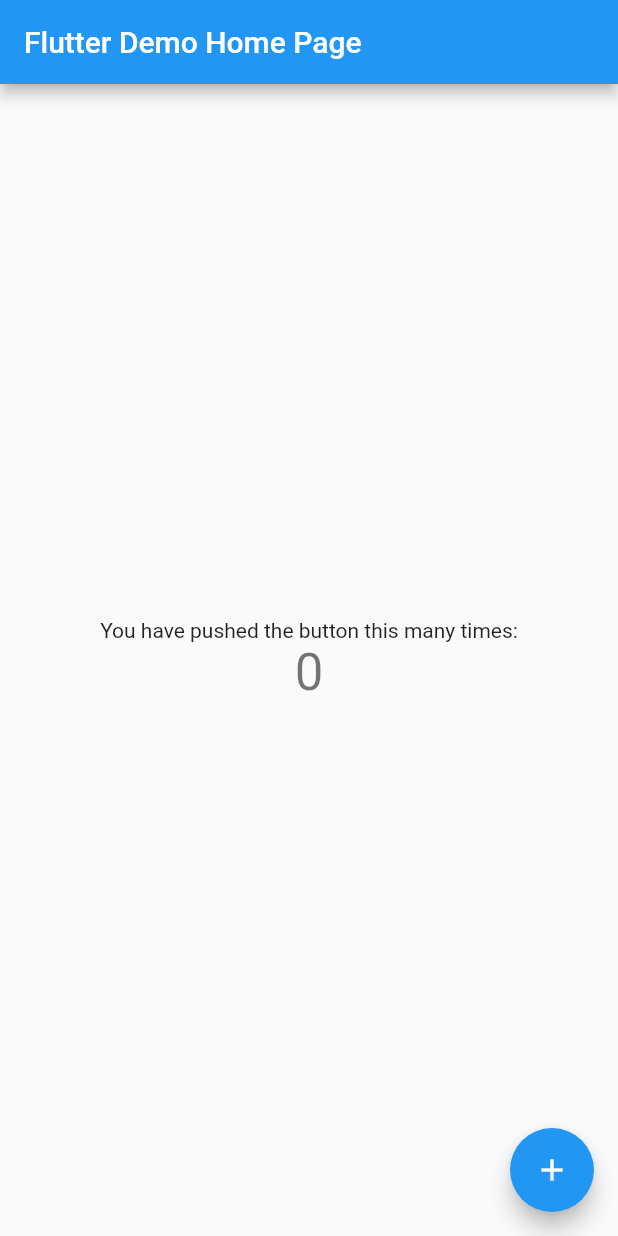
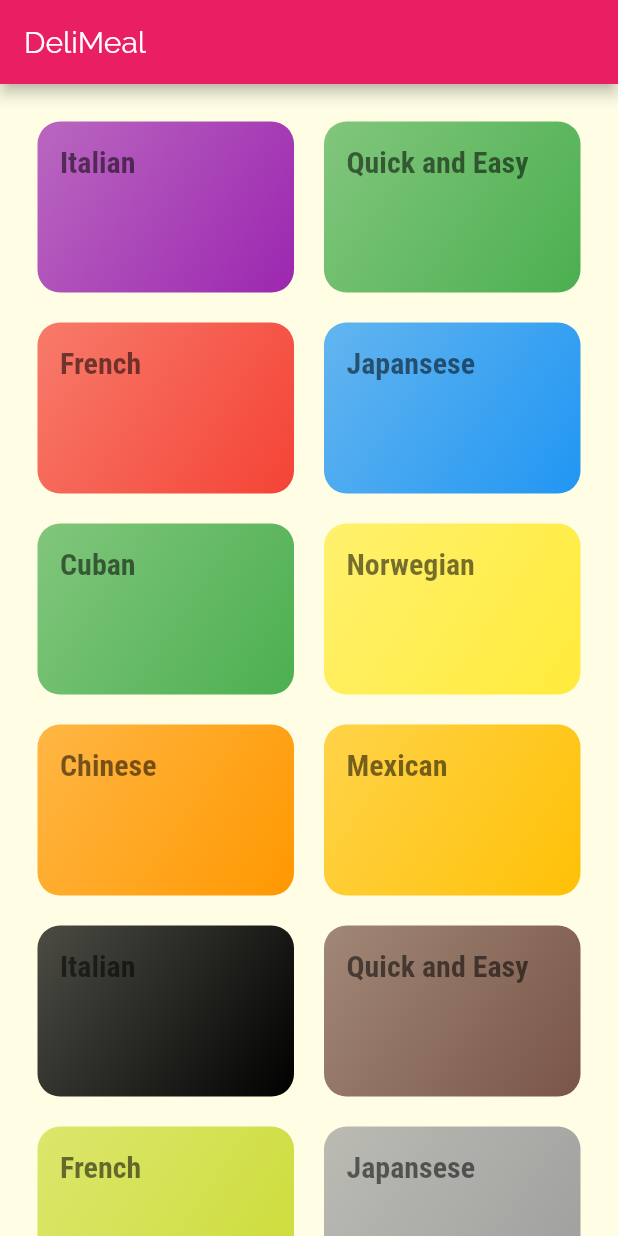
Before and after one commit to Schow94/flutter_meals, a Flutter app: the screen it shows after launch, on a phone screen of 412 x 824 dp. Run offline on Flutter 3.47's test engine with Material 2 defaults, Android fonts, the phone set to English and light mode, and no system bars.

Commit message:
Style GridView

```diff
--- /dev/null
+++ b/lib/categories_screen.dart
@@ -0,0 +1,29 @@
+import 'package:flutter/material.dart';
+
+import './dummy_data.dart';
+import './category_item.dart';
+
+class CategoriesScreen extends StatelessWidget {
+  @override
+  Widget build(BuildContext context) {
+    return Scaffold(
+      appBar: AppBar(
+        title: Text('DeliMeal'),
+      ),
+      body: GridView(
+        padding: const EdgeInsets.all(25),
+        children: DUMMY_CATEGORIES
+            .map(
+              (catData) => CategoryItem(catData.title, catData.color),
+            )
+            .toList(),
+        gridDelegate: SliverGridDelegateWithMaxCrossAxisExtent(
+          maxCrossAxisExtent: 200,
+          childAspectRatio: 3 / 2,
+          crossAxisSpacing: 20,
+          mainAxisSpacing: 20,
+        ),
+      ),
+    );
+  }
+}
--- /dev/null
+++ b/lib/category_item.dart
@@ -0,0 +1,30 @@
+import 'package:flutter/material.dart';
+
+class CategoryItem extends StatelessWidget {
+  final String title;
+  final Color color;
+
+  CategoryItem(this.title, this.color);
+
+  @override
+  Widget build(BuildContext context) {
+    return Container(
+      padding: const EdgeInsets.all(15),
+      child: Text(
+        title,
+        style: Theme.of(context).textTheme.headline1,
+      ),
+      decoration: BoxDecoration(
+        gradient: LinearGradient(
+          colors: [
+            color.withOpacity(0.7),
+            color,
+          ],
+          begin: Alignment.topLeft,
+          end: Alignment.bottomRight,
+        ),
+        borderRadius: BorderRadius.circular(15),
+      ),
+    );
+  }
+}
--- /dev/null
+++ b/lib/dummy_data.dart
@@ -0,0 +1,86 @@
+import 'package:flutter/material.dart';
+
+import './models/category.dart';
+
+const DUMMY_CATEGORIES = const [
+  Category(
+    id: 'c1',
+    title: 'Italian',
+    color: Colors.purple,
+  ),
+  Category(
+    id: 'c2',
+    title: 'Quick and Easy',
+    color: Colors.green,
+  ),
+  Category(
+    id: 'c3',
+    title: 'French',
+    color: Colors.red,
+  ),
+  Category(
+    id: 'c4',
+    title: 'Japansese',
+    color: Colors.blue,
+  ),
+  Category(
+    id: 'c5',
+    title: 'Cuban',
+    color: Colors.green,
+  ),
+  Category(
+    id: 'c5',
+    title: 'Norwegian',
+    color: Colors.yellow,
+  ),
+  Category(
+    id: 'c6',
+    title: 'Chinese',
+    color: Colors.orange,
+  ),
+  Category(
+    id: 'c7',
+    title: 'Mexican',
+    color: Colors.amber,
+  ),
+  Category(
+    id: 'c8',
+    title: 'Italian',
+    color: Colors.black,
+  ),
+  Category(
+    id: 'c1',
+    title: 'Quick and Easy',
+    color: Colors.brown,
+  ),
+  Category(
+    id: 'c1',
+    title: 'French',
+    color: Colors.lime,
+  ),
+  Category(
+    id: 'c9',
+    title: 'Japansese',
+    color: Colors.grey,
+  ),
+  Category(
+    id: 'c10',
+    title: 'Cuban',
+    color: Colors.lightGreen,
+  ),
+  Category(
+    id: 'c11',
+    title: 'Norwegian',
+    color: Colors.teal,
+  ),
+  Category(
+    id: 'c12',
+    title: 'Chinese',
+    color: Colors.cyan,
+  ),
+  Category(
+    id: 'c13',
+    title: 'Mexican',
+    color: Colors.indigo,
+  ),
+];
--- a/lib/main.dart
+++ b/lib/main.dart
@@ -1,117 +1,34 @@
 import 'package:flutter/material.dart';
+// import 'dart:ui';
+import './categories_screen.dart';
 
-void main() {
-  runApp(MyApp());
-}
+void main() => runApp(MyApp());
 
 class MyApp extends StatelessWidget {
-  // This widget is the root of your application.
   @override
   Widget build(BuildContext context) {
     return MaterialApp(
-      title: 'Flutter Demo',
+      title: 'DeliMeals',
       theme: ThemeData(
-        // This is the theme of your application.
-        //
-        // Try running your application with "flutter run". You'll see the
-        // application has a blue toolbar. Then, without quitting the app, try
-        // changing the primarySwatch below to Colors.green and then invoke
-        // "hot reload" (press "r" in the console where you ran "flutter run",
-        // or simply save your changes to "hot reload" in a Flutter IDE).
-        // Notice that the counter didn't reset back to zero; the application
-        // is not restarted.
-        primarySwatch: Colors.blue,
-        // This makes the visual density adapt to the platform that you run
-        // the app on. For desktop platforms, the controls will be smaller and
-        // closer together (more dense) than on mobile platforms.
-        visualDensity: VisualDensity.adaptivePlatformDensity,
+        primarySwatch: Colors.pink,
+        accentColor: Colors.amber,
+        canvasColor: Color.fromRGBO(255, 254, 229, 1),
+        fontFamily: 'Raleway',
+        textTheme: ThemeData.light().textTheme.copyWith(
+              bodyText1: TextStyle(
+                color: Color.fromRGBO(20, 51, 51, 1),
+              ),
+              bodyText2: TextStyle(
+                color: Color.fromRGBO(20, 51, 51, 1),
+              ),
+              headline1: TextStyle(
+                fontSize: 20,
+                fontFamily: 'RobotoCondensed',
+                fontWeight: FontWeight.bold,
+              ),
+            ),
       ),
-      home: MyHomePage(title: 'Flutter Demo Home Page'),
+      home: CategoriesScreen(),
     );
   }
 }
-
-class MyHomePage extends StatefulWidget {
-  MyHomePage({Key key, this.title}) : super(key: key);
-
-  // This widget is the home page of your application. It is stateful, meaning
-  // that it has a State object (defined below) that contains fields that affect
-  // how it looks.
-
-  // This class is the configuration for the state. It holds the values (in this
-  // case the title) provided by the parent (in this case the App widget) and
-  // used by the build method of the State. Fields in a Widget subclass are
-  // always marked "final".
-
-  final String title;
-
-  @override
-  _MyHomePageState createState() => _MyHomePageState();
-}
-
-class _MyHomePageState extends State<MyHomePage> {
-  int _counter = 0;
-
-  void _incrementCounter() {
-    setState(() {
-      // This call to setState tells the Flutter framework that something has
-      // changed in this State, which causes it to rerun the build method below
-      // so that the display can reflect the updated values. If we changed
-      // _counter without calling setState(), then the build method would not be
-      // called again, and so nothing would appear to happen.
-      _counter++;
-    });
-  }
-
-  @override
-  Widget build(BuildContext context) {
-    // This method is rerun every time setState is called, for instance as done
-    // by the _incrementCounter method above.
-    //
-    // The Flutter framework has been optimized to make rerunning build methods
-    // fast, so that you can just rebuild anything that needs updating rather
-    // than having to individually change instances of widgets.
-    return Scaffold(
-      appBar: AppBar(
-        // Here we take the value from the MyHomePage object that was created by
-        // the App.build method, and use it to set our appbar title.
-        title: Text(widget.title),
-      ),
-      body: Center(
-        // Center is a layout widget. It takes a single child and positions it
-        // in the middle of the parent.
-        child: Column(
-          // Column is also a layout widget. It takes a list of children and
-          // arranges them vertically. By default, it sizes itself to fit its
-          // children horizontally, and tries to be as tall as its parent.
-          //
-          // Invoke "debug painting" (press "p" in the console, choose the
-          // "Toggle Debug Paint" action from the Flutter Inspector in Android
-          // Studio, or the "Toggle Debug Paint" command in Visual Studio Code)
-          // to see the wireframe for each widget.
-          //
-          // Column has various properties to control how it sizes itself and
-          // how it positions its children. Here we use mainAxisAlignment to
-          // center the children vertically; the main axis here is the vertical
-          // axis because Columns are vertical (the cross axis would be
-          // horizontal).
-          mainAxisAlignment: MainAxisAlignment.center,
-          children: <Widget>[
-            Text(
-              'You have pushed the button this many times:',
-            ),
-            Text(
-              '$_counter',
-              style: Theme.of(context).textTheme.headline4,
-            ),
-          ],
-        ),
-      ),
-      floatingActionButton: FloatingActionButton(
-        onPressed: _incrementCounter,
-        tooltip: 'Increment',
-        child: Icon(Icons.add),
-      ), // This trailing comma makes auto-formatting nicer for build methods.
-    );
-  }
-}
--- /dev/null
+++ b/lib/models/category.dart
@@ -0,0 +1,13 @@
+import 'package:flutter/material.dart';
+
+class Category {
+  final String id;
+  final String title;
+  final Color color;
+
+  const Category({
+    @required this.id,
+    @required this.title,
+    this.color = Colors.orange,
+  });
+}
```
Also changed, not shown: pubspec.yaml (+19 -12 lines), assets/fonts/Raleway-Black.ttf (added), assets/fonts/Raleway-Bold.ttf (added), assets/fonts/Raleway-Regular.ttf (added), assets/fonts/RobotoCondensed-Bold.ttf (added), assets/fonts/RobotoCondensed-Italic.ttf (added), assets/fonts/RobotoCondensed-Light.ttf (added), assets/fonts/RobotoCondensed-Regular.ttf (added).
